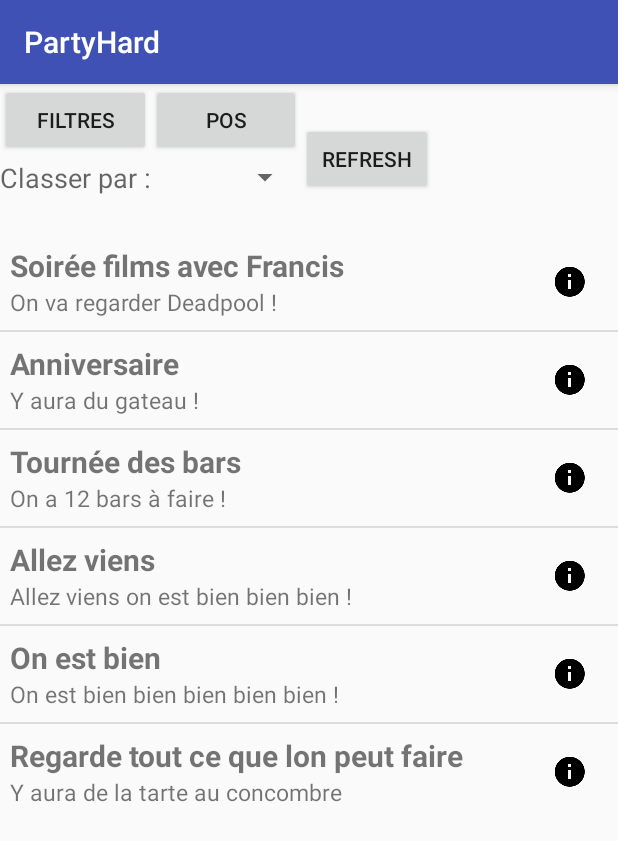
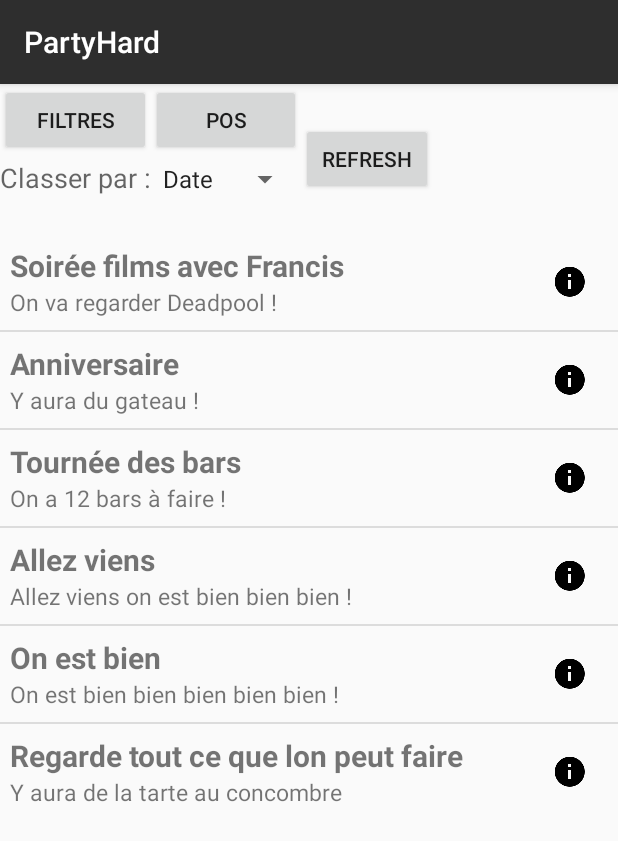
Before and after one commit to Nomeji/PartyHard, an Android app: the fragment RechercheFragment shown on its own in the app's theme, on a phone screen of 412 x 824 dp. Shown: the top 841 px of the screen. Run offline under Robolectric (Android 15) with nearby library versions, the phone set to English and light mode, and no system bars.

Commit message:
Possibilité de classer la recherche en fonction de critères (date, prix, nom) , reste à implémenter la recherche par popularité Ajout du thème (à revoir car pas très beau niveau contraste

```diff
--- a/app/src/main/java/amaury/test1/Fragments/RechercheFragment.java
+++ b/app/src/main/java/amaury/test1/Fragments/RechercheFragment.java
@@ -18,6 +18,7 @@ import android.widget.DatePicker;
 import android.widget.ListView;
 import android.widget.PopupWindow;
 import android.widget.SimpleAdapter;
+import android.widget.Spinner;
 import android.widget.TimePicker;
 import android.widget.Toast;
 
@@ -44,6 +45,7 @@ public class RechercheFragment extends Fragment {
     private int heure=-1, minute=-1;
     private int jourdeb=-1, moisdeb=-1, anneedeb=-1;
     private int jourfin=-1, moisfin=-1, anneefin=-1;
+    private int classement=0; //La position dans la liste d'items des classements, commence à 0
 
     public RechercheFragment() {
         // Required empty public constructor
@@ -72,6 +74,21 @@ public class RechercheFragment extends Fragment {
             @Override
             public void onClick(View v) {
                 listenerFiltres();
+            }
+        });
+
+        //Ajout listener spinner classement
+        Spinner s = (Spinner) view.findViewById(R.id.spinner2);
+        s.setOnItemSelectedListener(new AdapterView.OnItemSelectedListener() {
+            @Override
+            public void onItemSelected(AdapterView<?> parent, View view, int position, long id) {
+                classement = position;
+                majFiltresRecherche();
+            }
+
+            @Override
+            public void onNothingSelected(AdapterView<?> parent) {
+
             }
         });
 
@@ -161,7 +178,7 @@ public class RechercheFragment extends Fragment {
 
     public void majFiltresRecherche(){
         MySQLiteHelper bdd = new MySQLiteHelper(view.getContext());
-        List<Soiree> liste = bdd.getAllSoireesFiltres(prix,jourdeb,moisdeb,anneedeb,jourfin,moisfin,anneefin,heure,minute);
+        List<Soiree> liste = bdd.getAllSoireesFiltres(prix,jourdeb,moisdeb,anneedeb,jourfin,moisfin,anneefin,heure,minute,classement);
         bdd.close();
         remplirListView(liste);
         Toast.makeText(getActivity(), "Liste mise à jour", Toast.LENGTH_SHORT).show();
--- a/app/src/main/java/amaury/test1/MySQLiteHelper.java
+++ b/app/src/main/java/amaury/test1/MySQLiteHelper.java
@@ -282,7 +282,7 @@ public class MySQLiteHelper extends SQLiteOpenHelper {
     }
 
     //Retourne les soirées en fonction des filtres
-    public List<Soiree> getAllSoireesFiltres(int prix, int jourdeb, int moisdeb, int anneedeb, int jourfin, int moisfin, int anneefin, int heure, int minute){
+    public List<Soiree> getAllSoireesFiltres(int prix, int jourdeb, int moisdeb, int anneedeb, int jourfin, int moisfin, int anneefin, int heure, int minute, int classement){
         List<Soiree> soirees = new LinkedList<>();
 
 
@@ -301,8 +301,20 @@ public class MySQLiteHelper extends SQLiteOpenHelper {
         if(requeteFiltres.equals(" WHERE"))
             requeteFiltres="";
 
+        String classage = " ORDER BY ";
+        switch (classement){
+            case 0:classage+="annee, mois, jour, heures, minutes";break;
+            case 1:classage+="annee DESC, mois DESC, jour DESC, heures DESC, minutes DESC";break;
+            case 2:classage="";break;
+            case 3:classage+="prix, annee, mois, jour, heures, minutes";break;
+            case 4:classage+="prix DESC, annee, mois, jour, heures, minutes";break;
+            case 5:classage+="titre, annee, mois, jour, heures, minutes";break;
+            case 6:classage+="titre DESC, annee, mois, jour, heures, minutes";break;
+            default:classage="";break;
+        }
+
         // 1. build the query
-        String query = "SELECT * FROM "+TABLE_SOIREES+requeteFiltres;
+        String query = "SELECT * FROM "+TABLE_SOIREES+requeteFiltres+classage+";";
 
         // 2. get reference to writable DB
         SQLiteDatabase db = this.getWritableDatabase();
--- /dev/null
+++ b/app/src/main/res/color/primary_text_material_light.xml
@@ -0,0 +1,6 @@
+<?xml version="1.0" encoding="utf-8"?>
+<selector xmlns:android="http://schemas.android.com/apk/res/android">
+
+    <item android:state_enabled="false" android:color="@color/primary_text_default_material_light" />
+    <item android:color="@color/primary_text_default_material_light" />
+</selector>
--- /dev/null
+++ b/app/src/main/res/color/secondary_text_material_light.xml
@@ -0,0 +1,6 @@
+<?xml version="1.0" encoding="utf-8"?>
+<selector xmlns:android="http://schemas.android.com/apk/res/android">
+
+    <item android:state_enabled="false" android:alpha="1" android:color="@color/secondary_text_default_material_light" />
+    <item android:color="@color/secondary_text_default_material_light" />
+</selector>
--- a/app/src/main/res/layout/fragment_affichage_organisateur.xml
+++ b/app/src/main/res/layout/fragment_affichage_organisateur.xml
@@ -102,7 +102,8 @@
         <LinearLayout
             android:orientation="horizontal"
             android:layout_width="fill_parent"
-            android:layout_height="wrap_content">
+            android:layout_height="wrap_content"
+            android:id="@+id/linearLayoutbtnSuivreOrga">
 
             <Button
                 style="?android:attr/buttonStyleSmall"
--- a/app/src/main/res/layout/fragment_recherche.xml
+++ b/app/src/main/res/layout/fragment_recherche.xml
@@ -63,7 +63,8 @@
                     <Spinner
                         android:layout_width="100dp"
                         android:layout_height="wrap_content"
-                        android:id="@+id/spinner2" />
+                        android:id="@+id/spinner2"
+                        android:entries="@array/orderby_arrays" />
                 </LinearLayout>
             </LinearLayout>
 
--- a/app/src/main/res/values/colors.xml
+++ b/app/src/main/res/values/colors.xml
@@ -1,10 +1,15 @@
 <?xml version="1.0" encoding="utf-8"?>
 <resources>
-    <color name="colorPrimary">#3F51B5</color>
-    <color name="colorPrimaryDark">#303F9F</color>
-    <color name="colorAccent">#FF4081</color>
+    <color name="colorPrimary">#2e2e2e</color>
+    <color name="colorPrimaryDark">#212121</color>
+    <color name="colorAccent">#f50a24</color>
     <color name="blanc">#FFFFFF</color>
     <color name="vert">#00FF00</color>
     <color name="jaune">#FFFF00</color>
     <color name="rouge">#FF0000</color>
+    <color name="background_material_light">#434343</color>
+    <color name="foreground_material_light">#bcbcbc</color>
+    <color name="black">#df0d0c</color>
+    <color name="primary_text_default_material_light">#deffffff</color>
+    <color name="secondary_text_default_material_light">#8affffff</color>
 </resources>
--- a/app/src/main/res/values/strings.xml
+++ b/app/src/main/res/values/strings.xml
@@ -82,7 +82,16 @@
         <item>$</item>
     </string-array>
 
-    //A remplacer pas un DatePicker
+    <string-array name="orderby_arrays">
+        <item>Date</item>
+        <item>Date Dec</item>
+        <item>Popularité</item>
+        <item>Prix</item>
+        <item>Prix Dec</item>
+        <item>Nom</item>
+        <item>Nom Dec</item>
+    </string-array>
+
     <string-array name="jour_arrays">
         <item>1</item>
         <item>2</item>
```
Also changed, not shown: app/src/main/java/amaury/test1/Fragments/AffichageOrganisateurFragment.java (+7 -0 lines), app/src/main/res/values-v21/styles.xml (+8 -0 lines), app/src/main/res/values/styles.xml (+7 -0 lines).
